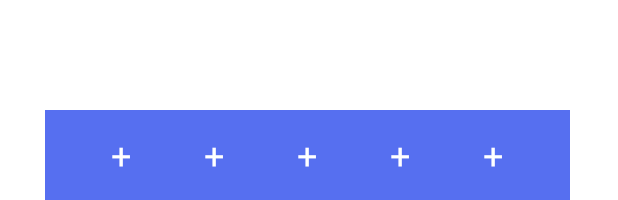
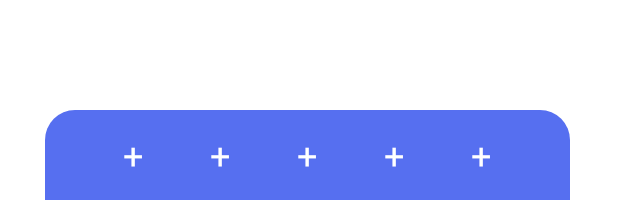
Before and after one commit to Sollute/sollute-android, an Android app: the layout activity_product.xml on its own in the app's theme, with its tools: preview values and no code run, on a phone screen of 412 x 824 dp. Shown: the part 1036-1236 px from the top of the screen. Run offline under Robolectric (Android 15) with nearby library versions, the light colour scheme and no system bars.

Commit message:
feature/create-product-screen-add-border-radius

```diff
--- /dev/null
+++ b/estoquecerto/app/src/main/res/drawable/border.xml
@@ -0,0 +1,12 @@
+<?xml version="1.0" encoding="UTF-8"?>
+<shape xmlns:android="http://schemas.android.com/apk/res/android">
+    <solid android:color="#566FF0" />
+    <padding
+        android:bottom="10dp"
+        android:left="10dp"
+        android:right="10dp"
+        android:top="10dp" />
+    <corners
+        android:topLeftRadius="20dp"
+        android:topRightRadius="20dp" />
+</shape>
--- a/estoquecerto/app/src/main/res/layout/activity_product.xml
+++ b/estoquecerto/app/src/main/res/layout/activity_product.xml
@@ -116,7 +116,7 @@
             android:layout_marginLeft="30dp"
             android:layout_marginTop="100dp"
             android:layout_marginRight="30dp"
-            android:background="@color/backgroud_header">
+            android:background="@drawable/border">
 
             <TextView
                 android:id="@+id/tvSell"
@@ -140,10 +140,10 @@
                 android:layout_weight="1"
                 android:gravity="center"
                 android:text="+"
-                android:textStyle="bold"
                 android:textColor="@color/white"
                 android:textFontWeight="600"
                 android:textSize="24sp"
+                android:textStyle="bold"
                 tools:ignore="UnusedAttribute" />
 
             <TextView
@@ -154,10 +154,10 @@
                 android:layout_weight="1"
                 android:gravity="center"
                 android:text="+"
-                android:textStyle="bold"
                 android:textColor="@color/white"
                 android:textFontWeight="600"
                 android:textSize="24sp"
+                android:textStyle="bold"
                 tools:ignore="UnusedAttribute" />
 
             <TextView
```
